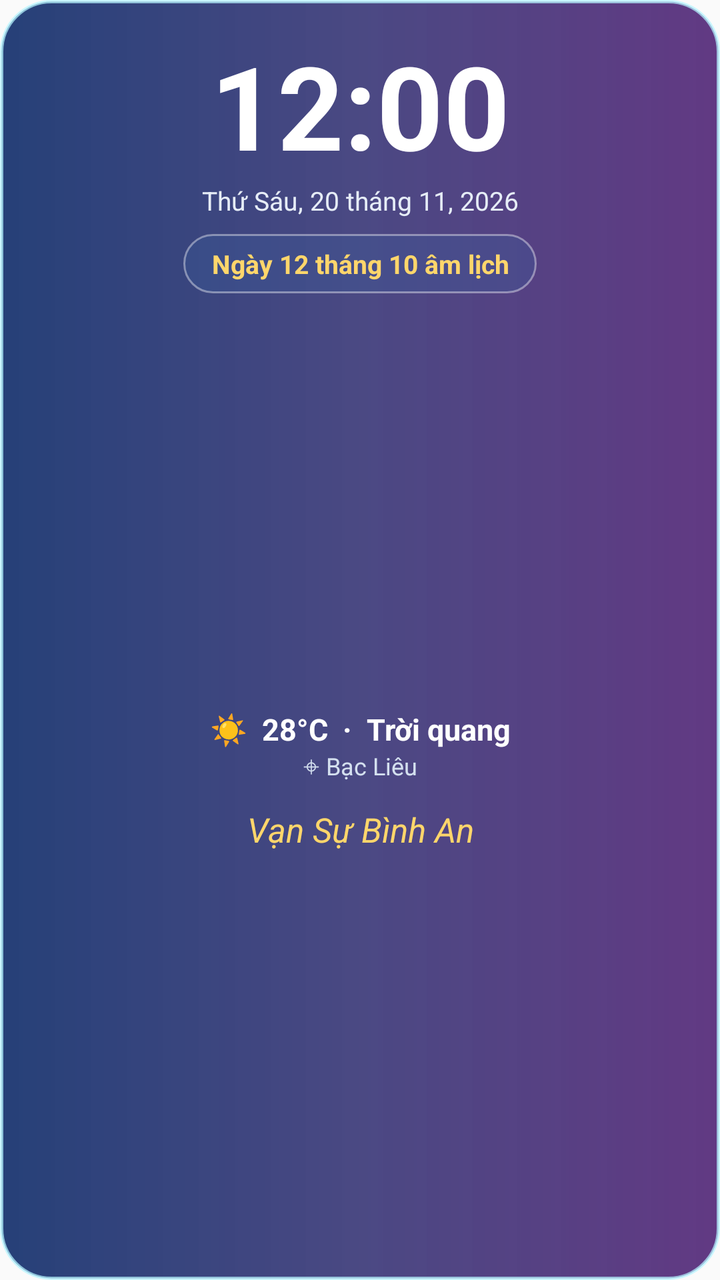
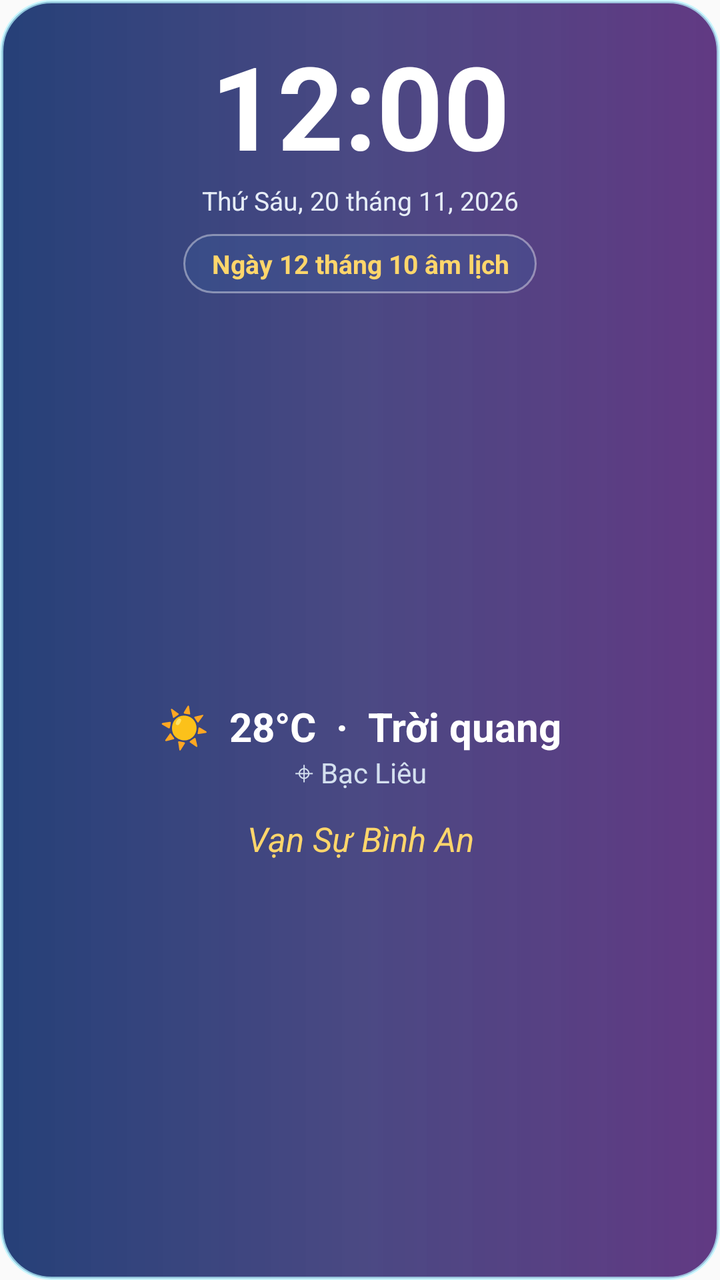

An Android layout rendered at two revisions. The XML below is the earlier revision; the diff shows what the commit changed to produce the second picture.
<!-- AndroidManifest.xml: application theme android:Theme.Material.Light.NoActionBar -->
<!-- res/layout/widget_minimal.xml -->
<?xml version="1.0" encoding="utf-8"?>
<LinearLayout xmlns:android="http://schemas.android.com/apk/res/android"
    android:id="@+id/widget_root"
    android:layout_width="match_parent"
    android:layout_height="match_parent"
    android:orientation="vertical"
    android:padding="14dp"
    android:background="@drawable/widget_glass_bg">

    <TextClock
        android:id="@+id/min_clock"
        android:layout_width="match_parent"
        android:layout_height="wrap_content"
        android:format24Hour="HH:mm"
        android:format12Hour="hh:mm"
        android:gravity="center"
        android:textColor="#FFFFFFFF"
        android:textSize="58sp"
        android:textStyle="bold" />

    <TextView
        android:id="@+id/min_solar_date"
        android:layout_width="match_parent"
        android:layout_height="wrap_content"
        android:gravity="center"
        android:text="Thứ Sáu, 20 tháng 11, 2026"
        android:textColor="#FFE6EDF7"
        android:textSize="13sp" />

    <TextView
        android:id="@+id/min_lunar"
        android:layout_width="wrap_content"
        android:layout_height="wrap_content"
        android:layout_gravity="center"
        android:layout_marginTop="8dp"
        android:background="@drawable/widget_panel_bg"
        android:gravity="center"
        android:paddingHorizontal="14dp"
        android:paddingVertical="6dp"
        android:text="Ngày 12 tháng 10 âm lịch"
        android:textColor="#FFFFD66B"
        android:textSize="13sp"
        android:textStyle="bold" />

    <LinearLayout
        android:layout_width="match_parent"
        android:layout_height="0dp"
        android:layout_weight="1"
        android:gravity="center"
        android:orientation="vertical">

        <TextView
            android:id="@+id/min_weather"
            android:layout_width="match_parent"
            android:layout_height="wrap_content"
            android:gravity="center"
            android:layout_marginTop="8dp"
            android:text="☀  28°C  ·  Trời quang"
            android:textColor="#FFFFFFFF"
            android:textSize="15sp"
            android:textStyle="bold" />

        <TextView
            android:id="@+id/min_location"
            android:layout_width="match_parent"
            android:layout_height="wrap_content"
            android:gravity="center"
            android:text="⌖ Bạc Liêu"
            android:textColor="#FFD4E0EF"
            android:textSize="12sp" />

        <TextView
            android:id="@+id/min_phrase"
            android:layout_width="match_parent"
            android:layout_height="wrap_content"
            android:gravity="center"
            android:layout_marginTop="12dp"
            android:text="Vạn Sự Bình An"
            android:textColor="#FFFFD66B"
            android:textSize="17sp"
            android:textStyle="italic" />
    </LinearLayout>
</LinearLayout>
<!-- resources referenced by this layout -->
<resources>
  <!-- drawable widget_glass_bg (drawable) -->
  <shape xmlns:android="http://schemas.android.com/apk/res/android">
      <corners android:radius="25dp"/>
      <gradient android:angle="0" android:startColor="#E20A2867" android:centerColor="#D82A286D" android:endColor="#E04C1E72"/>
      <stroke android:width="1.5dp" android:color="#B5B6F5FF"/>
  </shape>
  <!-- drawable widget_panel_bg (drawable) -->
  <shape xmlns:android="http://schemas.android.com/apk/res/android">
      <corners android:radius="16dp"/>
      <solid android:color="#553A5B9A"/>
      <stroke android:width="1dp" android:color="#66FFFFFF"/>
  </shape>
</resources>

<!-- the commit's change to res/layout/widget_minimal.xml (unified diff, before → after) -->
@@ -57,7 +57,7 @@
             android:layout_marginTop="8dp"
             android:text="☀  28°C  ·  Trời quang"
             android:textColor="#FFFFFFFF"
-            android:textSize="15sp"
+            android:textSize="20sp"
             android:textStyle="bold" />
 
         <TextView
@@ -67,7 +67,7 @@
             android:gravity="center"
             android:text="⌖ Bạc Liêu"
             android:textColor="#FFD4E0EF"
-            android:textSize="12sp" />
+            android:textSize="14sp" />
 
         <TextView
             android:id="@+id/min_phrase"
